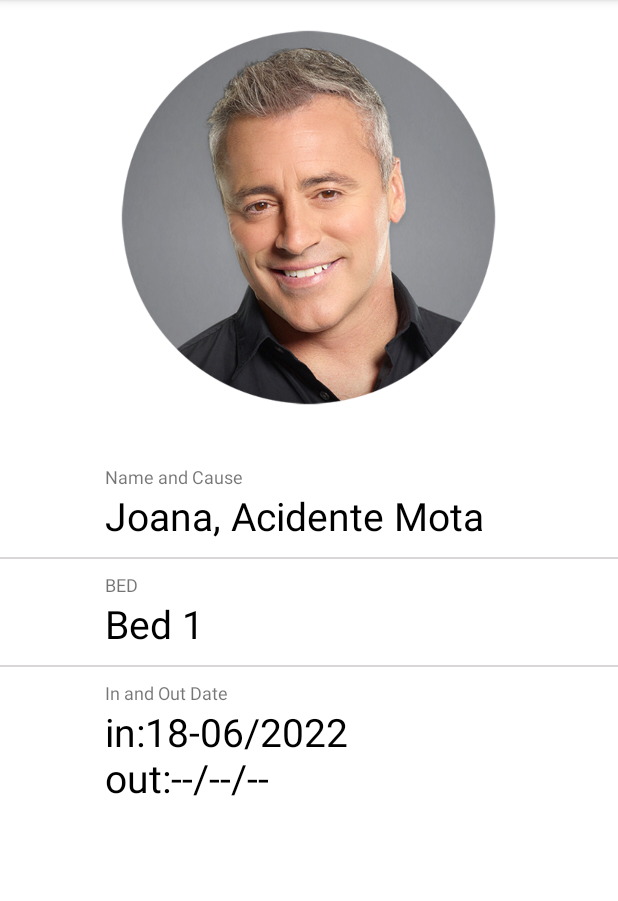
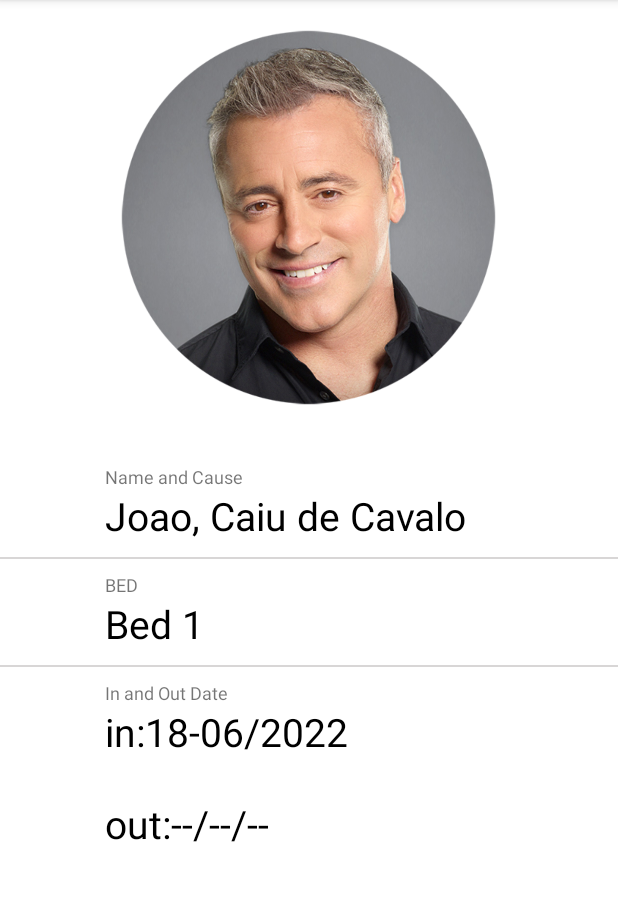
Before and after one commit to coutooo/MedTracking, an Android app: the BedsActivity screen opened directly, with no data from a screen before it, after a tap on "Bed 1", on a phone screen of 412 x 824 dp, the part 84-985 px from its top. Run offline under Robolectric (Android 15) with nearby library versions, the phone set to English and light mode, and no system bars; our stand-ins replace CircleImageView.

Commit message:
small fixes

```diff
--- a/phone/app/src/main/java/com/example/medtracking/User/BedsActivity.java
+++ b/phone/app/src/main/java/com/example/medtracking/User/BedsActivity.java
@@ -28,9 +28,9 @@ public class BedsActivity extends AppCompatActivity {
 
         String[] beds = {"Bed 1", "Bed 2"};
 
-        String[] nameAndCause = {"Joana, Acidente Mota","Joao, Caiu de Cavalo"};
+        String[] nameAndCause = {"Joao, Caiu de Cavalo","Joana, Acidente Mota"};
 
-        String[] inAndout = {"in:18-06/2022\nout:--/--/--","in:05-04/2022\nout:20/09/2022"};
+        String[] inAndout = {"in:18-06/2022\n\nout:--/--/--","in:05-04/2022\n\nout:20/09/2022"};
 
         ArrayList<Pacient> pacientArrayList = new ArrayList<>();
 
```
